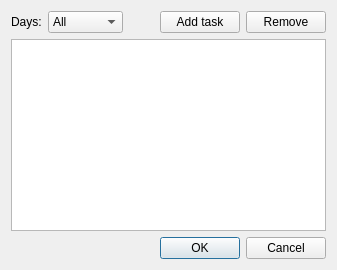
Above: plugins/schedule/gui/settings_dialog.ui from Kolcha/DigitalClock4 before the change. Below: the same form after it.
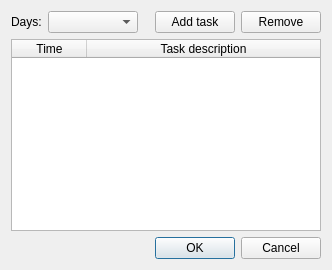
That is the form after the change.

Patch:
```diff
--- a/plugins/schedule/gui/settings_dialog.ui
+++ b/plugins/schedule/gui/settings_dialog.ui
@@ -6,7 +6,7 @@
    <rect>
     <x>0</x>
     <y>0</y>
-    <width>337</width>
+    <width>332</width>
     <height>270</height>
    </rect>
   </property>
@@ -27,15 +27,10 @@
       <widget class="QComboBox" name="comboBox">
        <property name="minimumSize">
         <size>
-         <width>75</width>
+         <width>90</width>
          <height>0</height>
         </size>
        </property>
-       <item>
-        <property name="text">
-         <string>All</string>
-        </property>
-       </item>
       </widget>
      </item>
      <item>
@@ -45,7 +40,7 @@
        </property>
        <property name="sizeHint" stdset="0">
         <size>
-         <width>40</width>
+         <width>20</width>
          <height>20</height>
         </size>
        </property>
@@ -68,7 +63,36 @@
     </layout>
    </item>
    <item>
-    <widget class="QTableWidget" name="tableWidget"/>
+    <widget class="QTableWidget" name="tasks_table">
+     <property name="editTriggers">
+      <set>QAbstractItemView::NoEditTriggers</set>
+     </property>
+     <property name="alternatingRowColors">
+      <bool>true</bool>
+     </property>
+     <property name="selectionMode">
+      <enum>QAbstractItemView::SingleSelection</enum>
+     </property>
+     <property name="selectionBehavior">
+      <enum>QAbstractItemView::SelectRows</enum>
+     </property>
+     <attribute name="horizontalHeaderDefaultSectionSize">
+      <number>75</number>
+     </attribute>
+     <attribute name="horizontalHeaderStretchLastSection">
+      <bool>true</bool>
+     </attribute>
+     <column>
+      <property name="text">
+       <string>Time</string>
+      </property>
+     </column>
+     <column>
+      <property name="text">
+       <string>Task description</string>
+      </property>
+     </column>
+    </widget>
    </item>
    <item>
     <widget class="QDialogButtonBox" name="buttonBox">
```
Left out of the diff: 11 changed lines with no effect on the pictures.
